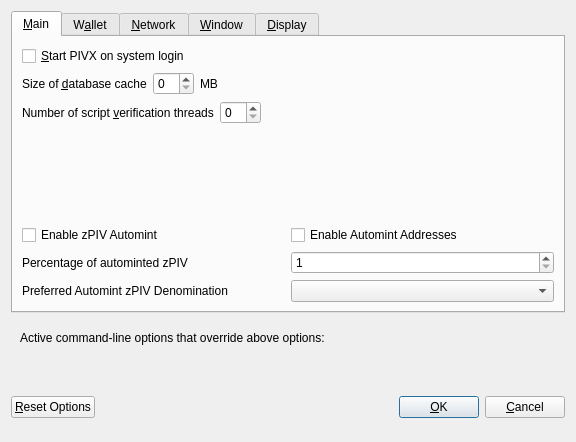
Before: the Qt Designer form src/qt/forms/optionsdialog.ui in eons-finance/ALQO, drawn with Qt 5.
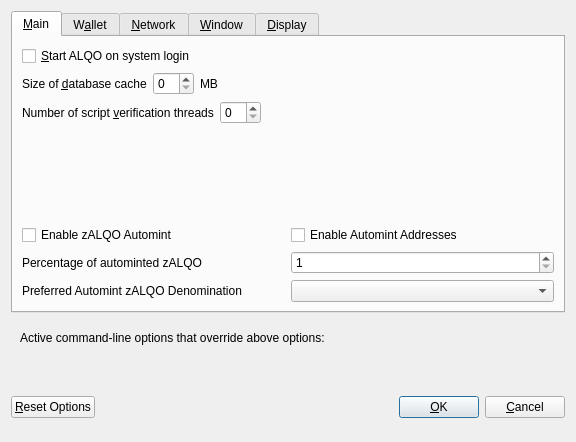
After: the same form once the commit is applied. Custom widgets are drawn as their Qt base class.

```diff
--- a/src/qt/forms/optionsdialog.ui
+++ b/src/qt/forms/optionsdialog.ui
@@ -33,7 +33,7 @@
           <string>Automatically start PIVX after logging in to the system.</string>
          </property>
          <property name="text">
-          <string>&amp;Start PIVX on system login</string>
+          <string>&amp;Start ALQO on system login</string>
          </property>
         </widget>
        </item>
@@ -147,7 +147,7 @@
                <enum>Qt::LeftToRight</enum>
               </property>
               <property name="text">
-               <string>Enable zPIV Automint</string>
+               <string>Enable zALQO Automint</string>
               </property>
              </widget>
             </item>
@@ -174,7 +174,7 @@
                <string>Percentage of incoming PIV which get automatically converted to zPIV via Zerocoin Protocol (min: 10%)</string>
               </property>
               <property name="text">
-               <string>Percentage of autominted zPIV</string>
+               <string>Percentage of autominted zALQO</string>
               </property>
              </widget>
             </item>
@@ -207,7 +207,7 @@
                <string>Wait with automatic conversion to Zerocoin until enough PIV for this denomination is available</string>
               </property>
               <property name="text">
-               <string>Preferred Automint zPIV Denomination</string>
+               <string>Preferred Automint zALQO Denomination</string>
               </property>
              </widget>
             </item>
```
Left out of the diff: 18 changed lines with no effect on the pictures.
